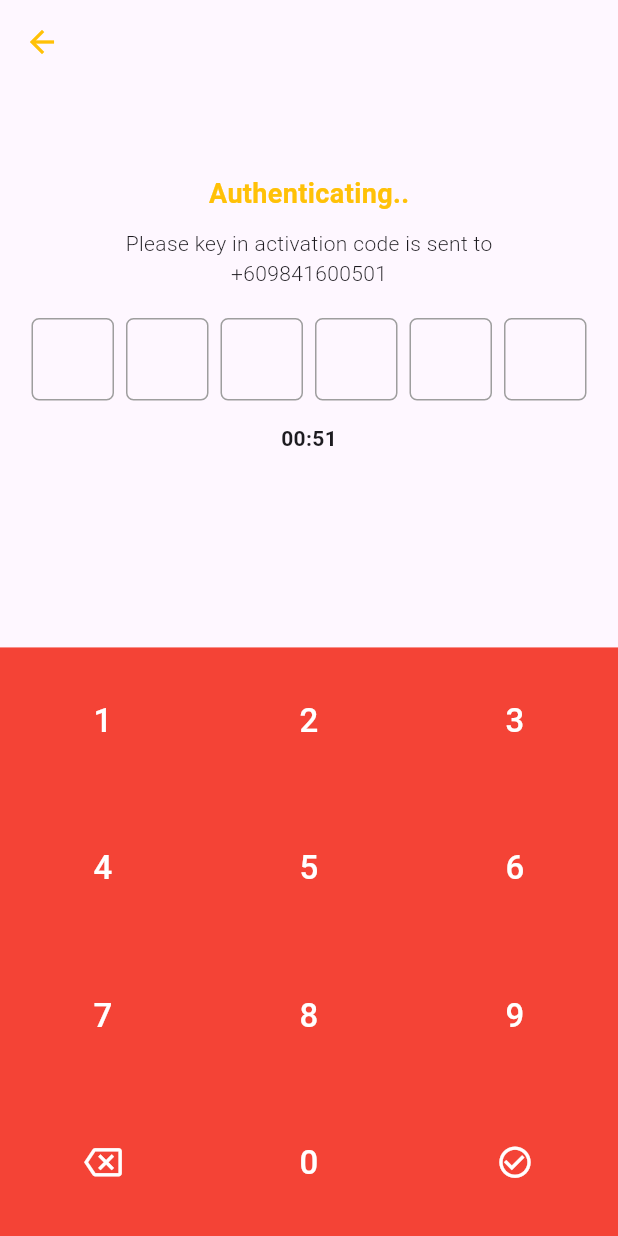
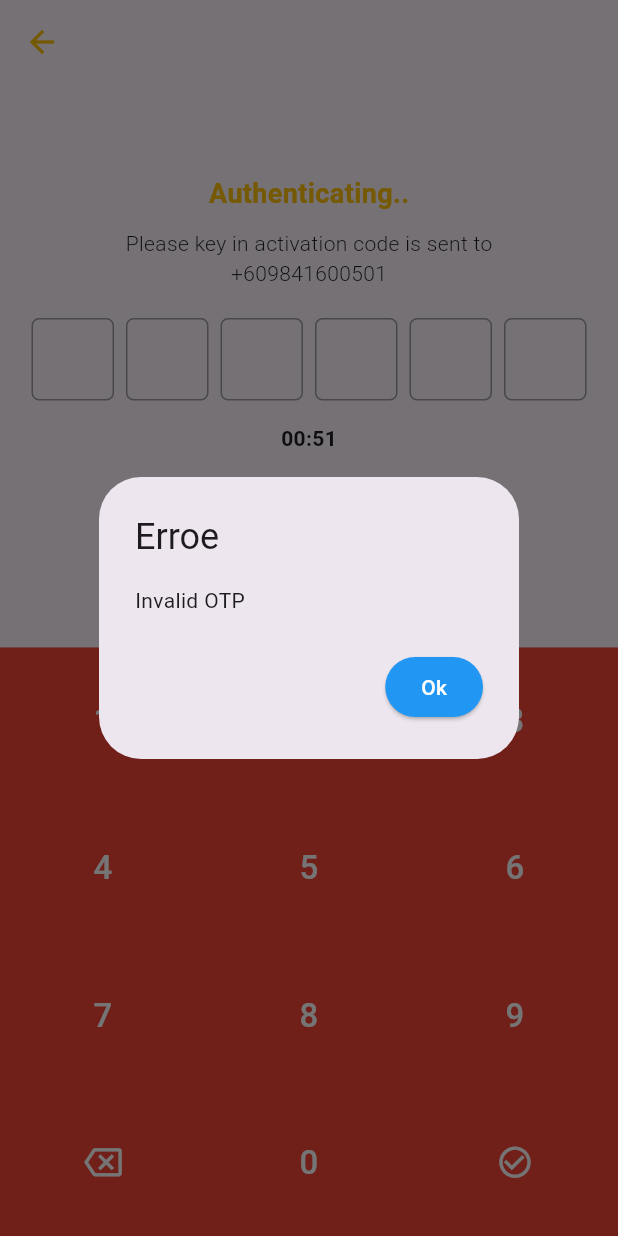
Before and after one commit to Bishals554/otp_ui, a Flutter app: the screen it shows after launch, after a tap on the "check circle outline" icon, on a phone screen of 412 x 824 dp. Run offline on Flutter 3.47's test engine with Material 3 defaults, Android fonts, the phone set to English and light mode, and no system bars; drawn by our look-alikes of pinput; our stand-ins replace hooks_riverpod.

Commit message:
added success and error dialog

```diff
--- a/lib/presentation/widgets/custom_keyboard.dart
+++ b/lib/presentation/widgets/custom_keyboard.dart
@@ -56,7 +56,50 @@ class CustomKeyboard extends ConsumerWidget {
           } else if (key == 'check') {
             return Center(
               child: IconButton(
-                  onPressed: () {},
+                  onPressed: () {
+                    if (controller.text.length == 6) {
+                      showDialog(
+                        context: context,
+                        builder: (context) {
+                          return AlertDialog(
+                            actionsAlignment: MainAxisAlignment.center,
+                            actions: [
+                              ElevatedButton(
+                                  style: ElevatedButton.styleFrom(
+                                      backgroundColor: Colors.blue),
+                                  onPressed: () {
+                                    Navigator.pop(context);
+                                  },
+                                  child: const Text('Ok',
+                                      style: TextStyle(color: Colors.white)))
+                            ],
+                            title: const Center(child: Text("Success")),
+                            content: const Text("OTP Verified Successfully"),
+                          );
+                        },
+                      );
+                    } else {
+                      showDialog(
+                        context: context,
+                        builder: (context) {
+                          return AlertDialog(
+                            title: const Text('Erroe'),
+                            content: const Text('Invalid OTP'),
+                            actions: [
+                              ElevatedButton(
+                                  style: ElevatedButton.styleFrom(
+                                      backgroundColor: Colors.blue),
+                                  onPressed: () {
+                                    Navigator.pop(context);
+                                  },
+                                  child: const Text('Ok',
+                                      style: TextStyle(color: Colors.white)))
+                            ],
+                          );
+                        },
+                      );
+                    }
+                  },
                   icon: const Icon(
                     Icons.check_circle_outline,
                     color: Colors.white,
```
